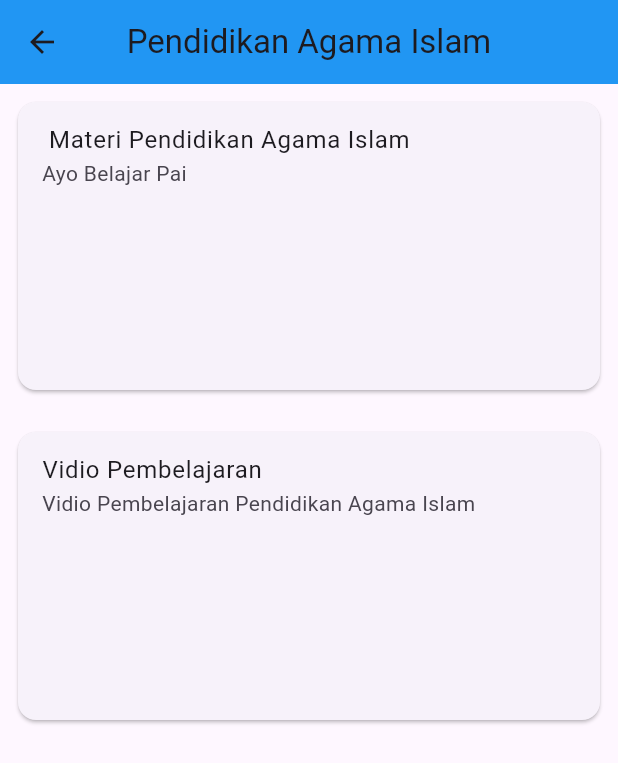
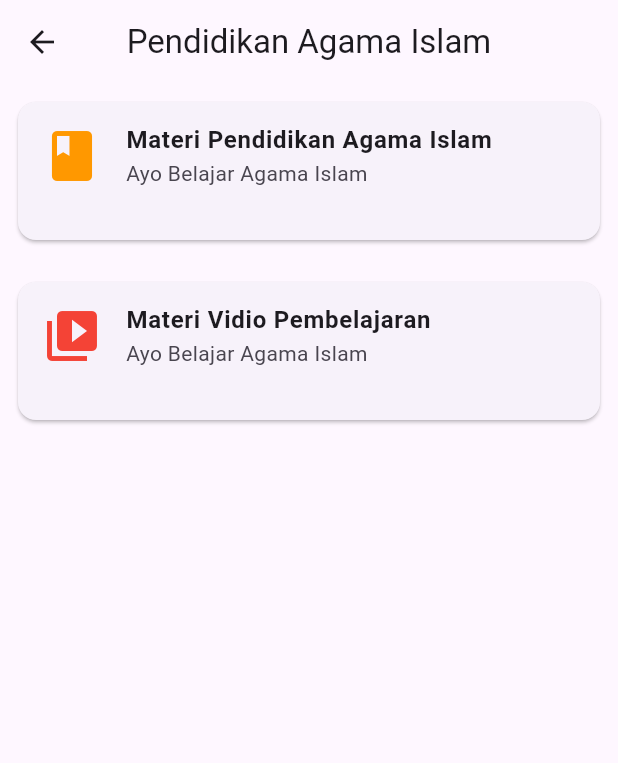
Before and after one commit to ArsalRR/aplikasi_belajar_bahasa_sunda, a Flutter app: the ListPaiView screen opened by its route, on a phone screen of 412 x 824 dp. Shown: the top 763 px of the screen. Run offline on Flutter 3.47's test engine with Material 3 defaults, Android fonts, the light colour scheme and no system bars; our stand-ins replace cloud_firestore, firebase_auth, firebase_core, flutter_custom_clippers, flutter_svg, get; accounts and stored records are empty.

Commit message:
update tampilan

```diff
--- a/lib/app/modules/list_pai/views/list_pai_view.dart
+++ b/lib/app/modules/list_pai/views/list_pai_view.dart
@@ -13,17 +13,18 @@ class ListPaiView extends GetView<ListPaiController> {
       appBar: AppBar(
         title: const Text('Pendidikan Agama Islam'),
         centerTitle: true,
-        backgroundColor: Colors.blue,
+        backgroundColor: Colors.transparent,
       ),
       body: ListView(
         padding: EdgeInsets.all(8.0),
         children: [
           SizedBox(
-            height: 200,
+      height: 100,
             child: Card(
                 child: ListTile(
-                title: Text(' Materi Pendidikan Agama Islam'),
-                subtitle: Text('Ayo Belajar Pai'),
+              leading: Icon(Icons.book, color: Colors.orange, size: 40),
+              title: Text('Materi Pendidikan Agama Islam', style: TextStyle(fontWeight: FontWeight.bold)),
+              subtitle: Text('Ayo Belajar Agama Islam'),
               onTap: () {
                 Get.toNamed(Routes.PAI);
               },
@@ -32,11 +33,12 @@ class ListPaiView extends GetView<ListPaiController> {
           ),
           SizedBox(height: 20),
           SizedBox(
-            height: 200,
+            height: 100,
             child: Card(
                child: ListTile(
-                title: Text('Vidio Pembelajaran'),
-                subtitle: Text('Vidio Pembelajaran Pendidikan Agama Islam'),
+              leading: Icon(Icons.video_library, color: Colors.red, size: 40),
+              title: Text('Materi Vidio Pembelajaran', style: TextStyle(fontWeight: FontWeight.bold)),
+              subtitle: Text('Ayo Belajar Agama Islam'),
               onTap: () {
 
               },
```
Also changed, not shown: lib/app/modules/list_sunda/views/list_sunda_view.dart (+17 -14 lines), lib/app/modules/pai/controllers/pai_controller.dart (+5 -3 lines), lib/app/modules/pai/views/pai_view.dart (+67 -24 lines). Lines whose indentation alone changed are shown as unchanged.
